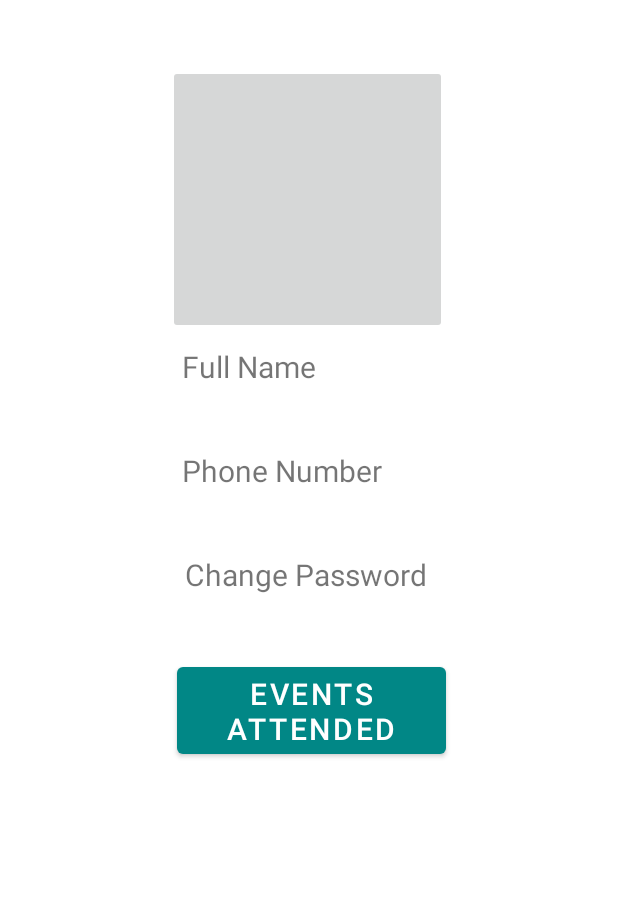
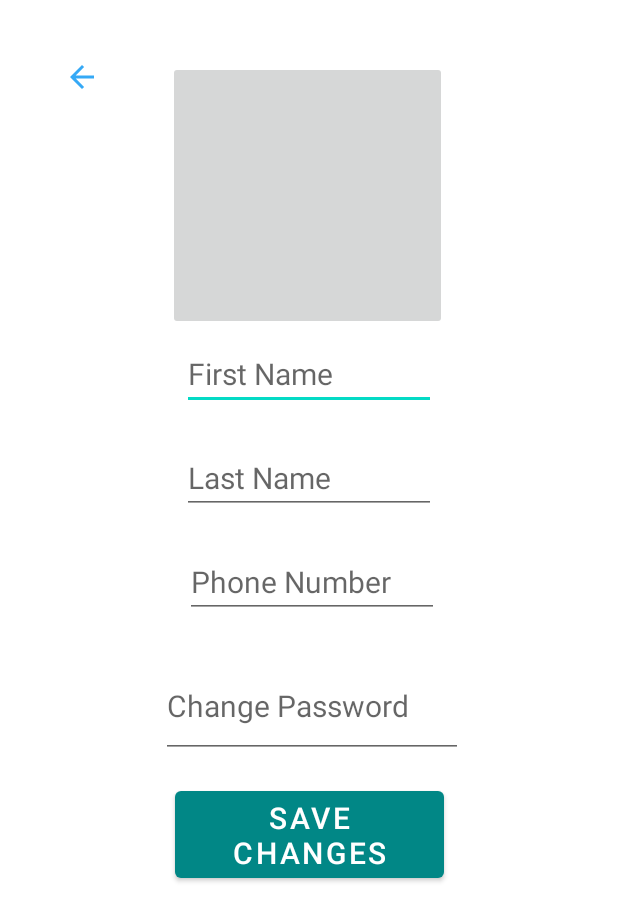
Before and after one commit to ciblorenzo12/EVO, an Android app: the User_Profile_picture screen opened directly, with no data from a screen before it, on a phone screen of 412 x 824 dp. Shown: the top 921 px of the screen. Run offline under Robolectric (Android 15) with nearby library versions, the phone set to English and light mode, and no system bars; our stand-ins replace Firebase (no records; nobody signed in at launch, a user with empty details on screens opened directly).

Commit message:
Got password to update

```diff
--- a/app/src/main/java/com/evopackage/evo/MainWindows_Create_Join_Event.java
+++ b/app/src/main/java/com/evopackage/evo/MainWindows_Create_Join_Event.java
@@ -1,7 +1,9 @@
 package com.evopackage.evo;
 
+import android.content.Intent;
 import android.os.Bundle;
 import android.widget.Button;
+import android.widget.ImageButton;
 
 import androidx.appcompat.app.AppCompatActivity;
 
@@ -11,8 +13,15 @@ public class MainWindows_Create_Join_Event extends AppCompatActivity {
         super.onCreate(savedInstanceState);
         setContentView(R.layout.activity_main_windows_create_join_event);
 
+        ImageButton profButton = findViewById(R.id.imageButton2);
+        profButton.setOnClickListener(v -> ProfilePage());
+
         Button evtButton = findViewById(R.id.button2);
         evtButton.setOnClickListener(v -> openDialog());
+    }
+
+    private void ProfilePage() {
+        startActivity(new Intent(this, User_Profile_picture.class));
     }
 
     private void openDialog() {
--- a/app/src/main/java/com/evopackage/evo/User_Profile_picture.java
+++ b/app/src/main/java/com/evopackage/evo/User_Profile_picture.java
@@ -6,36 +6,104 @@ import android.content.Intent;
 import android.os.Bundle;
 import android.view.View;
 import android.widget.Button;
+import android.widget.EditText;
+import android.widget.ImageButton;
 import android.widget.TextView;
 
+import com.google.firebase.auth.FirebaseAuth;
+import com.google.firebase.auth.FirebaseUser;
+import com.google.firebase.database.FirebaseDatabase;
+
 public class User_Profile_picture extends AppCompatActivity implements View.OnClickListener {
-private TextView _userID;
-private Button button;
+    //Firebase stuff
+    private FirebaseAuth _authetication;
+    private FirebaseDatabase _database = FirebaseDatabase.getInstance();
+    //Changes to be made to data on firebase
+    private EditText _firstName, _lastName, _password, _phoneNumber;
+    //Clickable buttons
+    //ProfPicture should open up the phones photo library and pick one to be the picture
+    private Button ProfSaveBtn;
+    private ImageButton ProfPicture;
+    private ImageButton ProfSettingsBack;
 
     @Override
     protected void onCreate(Bundle savedInstanceState) {
         super.onCreate(savedInstanceState);
         setContentView(R.layout.activity_user_profile_setting);
 
+        _authetication = FirebaseAuth.getInstance();
+
+        //EditText
+        _firstName = findViewById(R.id.ProfFirstName);
+        _lastName = findViewById(R.id.ProfLastName);
+        _password = findViewById(R.id.ProfPassword);
+        _phoneNumber = findViewById(R.id.ProfPhoneNum);
+
+        //Buttons/Picture
+        ProfSaveBtn = findViewById(R.id.ProfSave);
+        ProfPicture = findViewById(R.id.ProfilePicture);
+        ProfSettingsBack = findViewById(R.id.ProfileBack);
+
         User_information info;
-        button.findViewById(R.id.textview1000);
-        button.setOnClickListener(this);
-
-
+        ProfPicture.setOnClickListener(this);
+        ProfSettingsBack.setOnClickListener(this);
+        ProfSaveBtn.setOnClickListener(this);
     }
 
     @Override
     public void onClick(View view) {
-        if(view.getId() == R.id.register_back3){
+        if(view.getId() == R.id.ProfileBack){
             startActivity(new Intent(this, MainWindows_Create_Join_Event.class));
         }
         //save changes
-        else if(view.getId() == R.id.button6){
-
+        else if(view.getId() == R.id.ProfSave){
+            SaveProfileChanges();
         }
         //change profile pic
-        else if(view.getId() == R.id.imageButton){
+        //else if(view.getId() == R.id.ProfilePicture){}
+    }
 
+    private void SaveProfileChanges() {
+        //String _FirstName = _firstName.getText().toString().trim();
+        //String _LastName = _lastName.getText().toString().trim();
+        String _PhoneNum = _phoneNumber.getText().toString().trim();
+        String _Password = _password.getText().toString().trim();
+
+        FirebaseUser user = _authetication.getCurrentUser();
+
+        //User_information info = User_information()
+
+
+
+        if(_PhoneNum.isEmpty()){
+            _phoneNumber.setError("Please enter a valid phone number");
+            _phoneNumber.requestFocus();
+            return;
+        }
+
+        if(!_Password.isEmpty()){
+            if (_Password.length() < 6) {
+
+                _password.setError("Password must be a minimum of 8 characters");
+
+                _password.requestFocus();
+                return;
+            }
+            if (!HasCapitalLetters(_Password)) {
+
+                _password.setError("Password must contain at least one capital letter");
+                _password.requestFocus();
+                return;
+            }
+            user.updatePassword(_Password);
         }
     }
+    public boolean HasCapitalLetters(String s){
+        for(int i=0;i<s.length();i++){
+            if(Character.isUpperCase(s.charAt(i))){
+                return true;
+            }
+        }
+        return false;
+    }
 }
--- a/app/src/main/res/layout/activity_user_profile_setting.xml
+++ b/app/src/main/res/layout/activity_user_profile_setting.xml
@@ -7,7 +7,24 @@
     tools:context=".User_Profile_picture">
 
     <ImageButton
-        android:id="@+id/imageButton"
+        android:id="@+id/ProfileBack"
+        android:layout_width="77dp"
+        android:layout_height="66dp"
+        android:background="#00FFFFFF"
+
+        android:contentDescription="@string/back"
+        app:layout_constraintBottom_toBottomOf="parent"
+        app:layout_constraintEnd_toEndOf="parent"
+        app:layout_constraintHorizontal_bias="0.047"
+        app:layout_constraintStart_toStartOf="parent"
+        app:layout_constraintTop_toTopOf="parent"
+        app:layout_constraintVertical_bias="0.024"
+        app:srcCompat="?attr/actionModeCloseDrawable"
+        app:tint="#35A9F6"
+        tools:ignore="ImageContrastCheck" />
+
+    <ImageButton
+        android:id="@+id/ProfilePicture"
         android:layout_width="186dp"
         android:layout_height="179dp"
         android:contentDescription="@string/previous"
@@ -16,55 +33,66 @@
         app:layout_constraintHorizontal_bias="0.497"
         app:layout_constraintStart_toStartOf="parent"
         app:layout_constraintTop_toTopOf="parent"
-        app:layout_constraintVertical_bias="0.067"
+        app:layout_constraintVertical_bias="0.063"
         tools:ignore="ImageContrastCheck"
         tools:srcCompat="@tools:sample/avatars" />
 
-    <TextView
-        android:id="@+id/textView"
+    <EditText
+        android:id="@+id/ProfFirstName"
         android:layout_width="169dp"
         android:layout_height="45dp"
         android:layout_marginTop="8dp"
-        android:text="Full Name"
+        android:hint="First Name"
         android:textSize="20sp"
         app:layout_constraintEnd_toEndOf="parent"
         app:layout_constraintStart_toStartOf="parent"
-        app:layout_constraintTop_toBottomOf="@+id/imageButton" />
+        app:layout_constraintTop_toBottomOf="@+id/ProfilePicture" />
 
-    <TextView
-        android:id="@+id/button3"
+    <EditText
+        android:id="@+id/ProfPhoneNum"
         android:layout_width="169dp"
         android:layout_height="45dp"
         android:layout_marginTop="24dp"
-        android:text="Phone Number"
-        android:textSize="20sp"
-        app:layout_constraintEnd_toEndOf="parent"
-        app:layout_constraintStart_toStartOf="parent"
-        app:layout_constraintTop_toBottomOf="@+id/textView" />
-
-    <Button
-        android:id="@+id/button4"
-        android:layout_width="179dp"
-        android:layout_height="70dp"
-        android:layout_marginTop="24dp"
-        android:text="Events Attended"
+        android:hint="Phone Number"
         android:textSize="20sp"
         app:layout_constraintEnd_toEndOf="parent"
         app:layout_constraintHorizontal_bias="0.508"
         app:layout_constraintStart_toStartOf="parent"
-        app:layout_constraintTop_toBottomOf="@+id/button5" />
+        app:layout_constraintTop_toBottomOf="@+id/ProfLastName" />
 
-    <TextView
-        android:id="@+id/button5"
-        android:layout_width="169dp"
-        android:layout_height="45dp"
+    <Button
+        android:id="@+id/ProfSave"
+        android:layout_width="179dp"
+        android:layout_height="70dp"
+        android:layout_marginTop="16dp"
+        android:text="Save Changes"
+        android:textSize="20sp"
+        app:layout_constraintEnd_toEndOf="parent"
+        app:layout_constraintStart_toStartOf="parent"
+        app:layout_constraintTop_toBottomOf="@+id/ProfPassword" />
+
+    <EditText
+        android:id="@+id/ProfPassword"
+        android:layout_width="201dp"
+        android:layout_height="69dp"
         android:layout_marginTop="24dp"
-        android:text="Change Password"
+        android:hint="Change Password"
         android:textSize="20sp"
         app:layout_constraintEnd_toEndOf="parent"
         app:layout_constraintHorizontal_bias="0.508"
         app:layout_constraintStart_toStartOf="parent"
-        app:layout_constraintTop_toBottomOf="@+id/button3" />
+        app:layout_constraintTop_toBottomOf="@+id/ProfPhoneNum" />
+
+    <EditText
+        android:id="@+id/ProfLastName"
+        android:layout_width="169dp"
+        android:layout_height="45dp"
+        android:layout_marginTop="24dp"
+        android:hint="Last Name"
+        android:textSize="20sp"
+        app:layout_constraintEnd_toEndOf="parent"
+        app:layout_constraintStart_toStartOf="parent"
+        app:layout_constraintTop_toBottomOf="@+id/ProfFirstName" />
 
 
 </androidx.constraintlayout.widget.ConstraintLayout>
```
